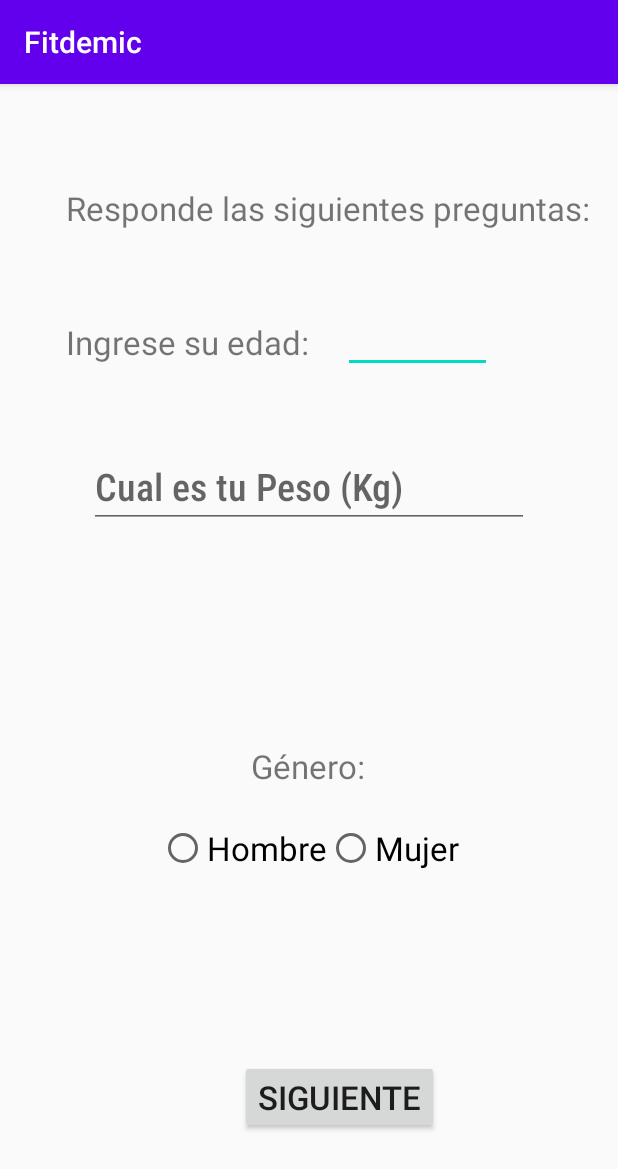
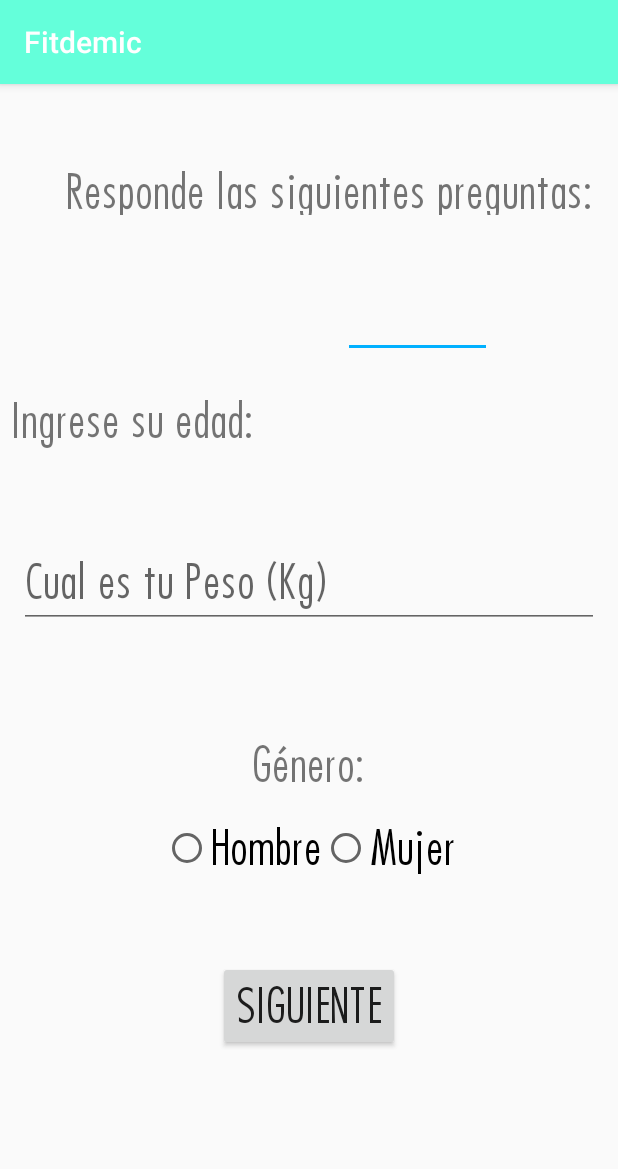
Before and after one commit to soupbizkit/Fitdemic, an Android app: the screen it shows after launch (PreguntasActivity), on a phone screen of 412 x 824 dp. Shown: the top 1169 px of the screen. Run offline under Robolectric (Android 15) with nearby library versions, the phone set to English and light mode, and no system bars.

Commit message:
agregue fuente

```diff
--- a/app/src/main/res/layout/activity_preguntas.xml
+++ b/app/src/main/res/layout/activity_preguntas.xml
@@ -11,12 +11,14 @@
         android:layout_width="wrap_content"
         android:layout_height="wrap_content"
         android:layout_marginBottom="68dp"
-        android:layout_marginStart="160dp"
+        android:fontFamily="@font/futuraregular"
+        android:onClick="onCreateUser"
         android:text="@string/botonSiguiente"
-        android:textSize="22dp"
+        android:textSize="30dp"
         app:layout_constraintBottom_toBottomOf="parent"
+        app:layout_constraintEnd_toEndOf="parent"
         app:layout_constraintStart_toStartOf="parent"
-        android:onClick="onCreateUser"/>
+        app:layout_constraintTop_toBottomOf="@+id/rgSexo" />
 
 
     <EditText
@@ -32,12 +34,13 @@
 
     <TextView
         android:id="@+id/textView"
-        android:layout_width="wrap_content"
-        android:layout_height="wrap_content"
+        android:layout_width="361dp"
+        android:layout_height="35dp"
         android:layout_marginStart="44dp"
-        android:layout_marginTop="68dp"
+        android:layout_marginTop="52dp"
+        android:fontFamily="@font/futuraregular"
         android:text="@string/preguntas"
-        android:textSize="22dp"
+        android:textSize="30dp"
         app:layout_constraintEnd_toEndOf="parent"
         app:layout_constraintHorizontal_bias="0.0"
         app:layout_constraintStart_toStartOf="parent"
@@ -49,9 +52,11 @@
         android:layout_height="wrap_content"
         android:layout_marginTop="60dp"
         android:ems="10"
+        android:fontFamily="@font/futuraregular"
         android:inputType="textPersonName"
         android:text="@string/edad"
-        android:textSize="22dp"
+        android:textSize="30dp"
+        app:layout_constraintBottom_toTopOf="@+id/etPeso"
         app:layout_constraintEnd_toEndOf="parent"
         app:layout_constraintHorizontal_bias="0.289"
         app:layout_constraintStart_toStartOf="parent"
@@ -59,14 +64,15 @@
 
     <EditText
         android:id="@+id/etPeso"
-        android:fontFamily="sans-serif-condensed-medium"
         android:layout_width="wrap_content"
         android:layout_height="wrap_content"
         android:layout_marginTop="48dp"
         android:ems="10"
+        android:fontFamily="@font/futuraregular"
         android:hint="@string/cualEsTuPeso"
         android:inputType="number"
-        android:textSize="25dp"
+        android:textSize="30dp"
+        app:layout_constraintBottom_toTopOf="@+id/tVsexo"
         app:layout_constraintEnd_toEndOf="parent"
         app:layout_constraintStart_toStartOf="parent"
         app:layout_constraintTop_toBottomOf="@+id/etEdad" />
@@ -88,14 +94,16 @@
             android:layout_width="wrap_content"
             android:layout_height="wrap_content"
             android:text="@string/hombre"
-            android:textSize="22dp" />
+            android:fontFamily="@font/futuraregular"
+            android:textSize="30dp" />
 
         <RadioButton
             android:id="@+id/rBMujer"
             android:layout_width="wrap_content"
             android:layout_height="wrap_content"
             android:text="@string/mujer"
-            android:textSize="22dp" />
+            android:fontFamily="@font/futuraregular"
+            android:textSize="30dp" />
 
     </RadioGroup>
 
@@ -104,7 +112,8 @@
         android:layout_width="wrap_content"
         android:layout_height="wrap_content"
         android:text="@string/genero"
-        android:textSize="22dp"
+        android:fontFamily="@font/futuraregular"
+        android:textSize="30dp"
         app:layout_constraintBottom_toBottomOf="parent"
         app:layout_constraintEnd_toEndOf="parent"
         app:layout_constraintHorizontal_bias="0.498"
--- a/app/src/main/res/values/colors.xml
+++ b/app/src/main/res/values/colors.xml
@@ -1,6 +1,6 @@
 <?xml version="1.0" encoding="utf-8"?>
 <resources>
-    <color name="colorPrimary">#6200EE</color>
-    <color name="colorPrimaryDark">#3700B3</color>
-    <color name="colorAccent">#03DAC5</color>
+    <color name="colorPrimary">#64ffda</color>
+    <color name="colorPrimaryDark">#14cba8</color>
+    <color name="colorAccent">#00b0ff</color>
 </resources>
```
Also changed, not shown: app/src/main/res/font/futuraregular.ttf (added).
